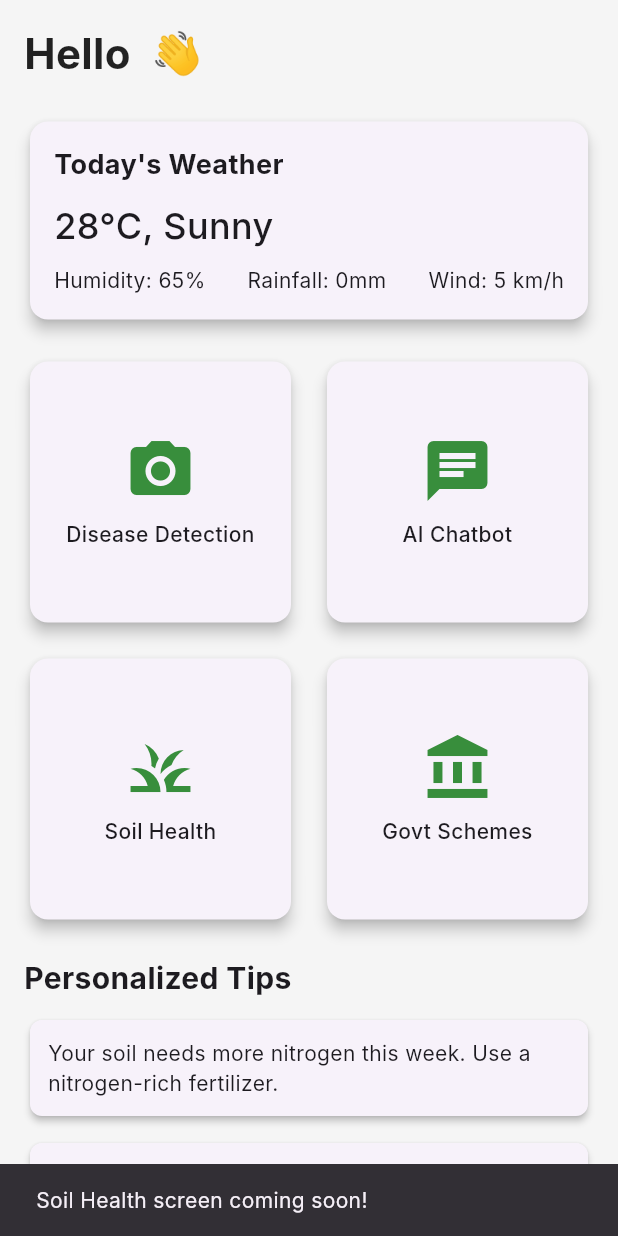
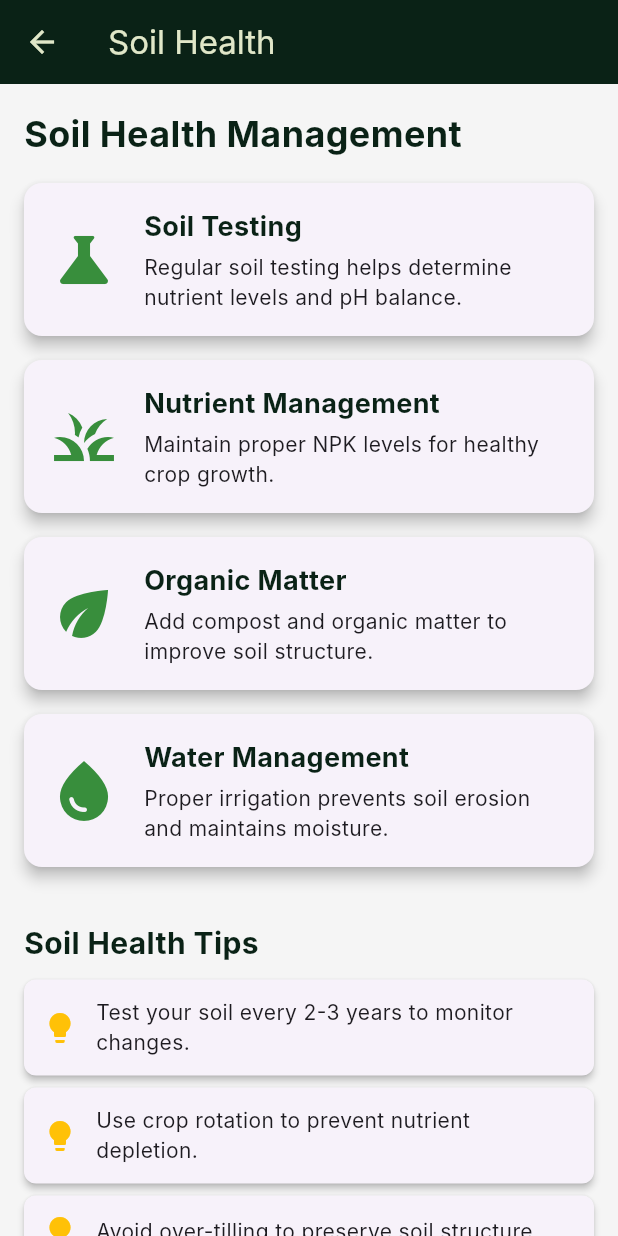
Before and after one commit to manishaadhikari01/agro_ai, a Flutter app: the DashboardScreen screen opened directly, after a tap on "Soil Health", on a phone screen of 412 x 824 dp. Run offline on Flutter 3.47's test engine with Material 3 defaults, Android fonts, the phone set to English and light mode, and no system bars; our stand-ins replace image_picker, shared_preferences; accounts and stored records are empty; network calls fail; Roboto replaces fonts that are missing (Inter).

Commit message:
soil health, gov schemes

```diff
--- a/lib/screens/homescreen.dart
+++ b/lib/screens/homescreen.dart
@@ -2,6 +2,8 @@ import 'package:flutter/material.dart';
 import 'package:shared_preferences/shared_preferences.dart';
 import 'disease_detection.dart';
 import 'chatbot_screen.dart';
+import 'gov_schemes_screen.dart';
+import 'soil_health_screen.dart';
 
 class DashboardScreen extends StatefulWidget {
   const DashboardScreen({super.key});
@@ -127,10 +129,10 @@ class _DashboardScreenState extends State<DashboardScreen> {
                     Icons.grass,
                     Colors.green.shade700,
                     () {
-                      // Navigate to Soil Health screen
-                      ScaffoldMessenger.of(context).showSnackBar(
-                        const SnackBar(
-                          content: Text('Soil Health screen coming soon!'),
+                      Navigator.push(
+                        context,
+                        MaterialPageRoute(
+                          builder: (context) => const SoilHealthScreen(),
                         ),
                       );
                     },
@@ -140,10 +142,10 @@ class _DashboardScreenState extends State<DashboardScreen> {
                     Icons.account_balance,
                     Colors.green.shade700,
                     () {
-                      // Navigate to Govt Schemes screen
-                      ScaffoldMessenger.of(context).showSnackBar(
-                        const SnackBar(
-                          content: Text('Govt Schemes screen coming soon!'),
+                      Navigator.push(
+                        context,
+                        MaterialPageRoute(
+                          builder: (context) => const GovSchemesScreen(),
                         ),
                       );
                     },
--- /dev/null
+++ b/lib/screens/soil_health_screen.dart
@@ -0,0 +1,122 @@
+import 'package:flutter/material.dart';
+
+class SoilHealthScreen extends StatelessWidget {
+  const SoilHealthScreen({super.key});
+
+  @override
+  Widget build(BuildContext context) {
+    return Scaffold(
+      appBar: AppBar(
+        title: const Text('Soil Health'),
+        backgroundColor: const Color(0xFF0A2216),
+        foregroundColor: const Color(0xFFE0E7C8),
+      ),
+      body: SingleChildScrollView(
+        padding: const EdgeInsets.all(16.0),
+        child: Column(
+          crossAxisAlignment: CrossAxisAlignment.start,
+          children: [
+            const Text(
+              'Soil Health Management',
+              style: TextStyle(
+                fontSize: 24,
+                fontWeight: FontWeight.bold,
+                color: Color(0xFF0A2216),
+              ),
+            ),
+            const SizedBox(height: 16),
+            _buildHealthCard(
+              'Soil Testing',
+              'Regular soil testing helps determine nutrient levels and pH balance.',
+              Icons.science,
+            ),
+            _buildHealthCard(
+              'Nutrient Management',
+              'Maintain proper NPK levels for healthy crop growth.',
+              Icons.grass,
+            ),
+            _buildHealthCard(
+              'Organic Matter',
+              'Add compost and organic matter to improve soil structure.',
+              Icons.eco,
+            ),
+            _buildHealthCard(
+              'Water Management',
+              'Proper irrigation prevents soil erosion and maintains moisture.',
+              Icons.water_drop,
+            ),
+            const SizedBox(height: 20),
+            const Text(
+              'Soil Health Tips',
+              style: TextStyle(
+                fontSize: 20,
+                fontWeight: FontWeight.bold,
+                color: Color(0xFF0A2216),
+              ),
+            ),
+            const SizedBox(height: 10),
+            _buildTipCard('Test your soil every 2-3 years to monitor changes.'),
+            _buildTipCard('Use crop rotation to prevent nutrient depletion.'),
+            _buildTipCard('Avoid over-tilling to preserve soil structure.'),
+            _buildTipCard('Apply lime if soil pH is too acidic.'),
+            _buildTipCard(
+              'Use cover crops to prevent erosion and add organic matter.',
+            ),
+          ],
+        ),
+      ),
+    );
+  }
+
+  Widget _buildHealthCard(String title, String description, IconData icon) {
+    return Card(
+      elevation: 4,
+      margin: const EdgeInsets.only(bottom: 16),
+      shape: RoundedRectangleBorder(borderRadius: BorderRadius.circular(12)),
+      child: Padding(
+        padding: const EdgeInsets.all(16.0),
+        child: Row(
+          children: [
+            Icon(icon, size: 48, color: Colors.green.shade700),
+            const SizedBox(width: 16),
+            Expanded(
+              child: Column(
+                crossAxisAlignment: CrossAxisAlignment.start,
+                children: [
+                  Text(
+                    title,
+                    style: const TextStyle(
+                      fontSize: 18,
+                      fontWeight: FontWeight.bold,
+                      color: Color(0xFF0A2216),
+                    ),
+                  ),
+                  const SizedBox(height: 4),
+                  Text(description, style: const TextStyle(fontSize: 14)),
+                ],
+              ),
+            ),
+          ],
+        ),
+      ),
+    );
+  }
+
+  Widget _buildTipCard(String tip) {
+    return Card(
+      elevation: 2,
+      margin: const EdgeInsets.only(bottom: 8),
+      shape: RoundedRectangleBorder(borderRadius: BorderRadius.circular(8)),
+      child: Padding(
+        padding: const EdgeInsets.all(12.0),
+        child: Row(
+          children: [
+            const Icon(Icons.lightbulb, color: Colors.amber),
+            const SizedBox(width: 12),
+            Expanded(child: Text(tip, style: const TextStyle(fontSize: 14))),
+          ],
+        ),
+      ),
+    );
+  }
+}
```
Also changed, not shown: lib/screens/gov_schemes_screen.dart (added, +106 -0 lines).
